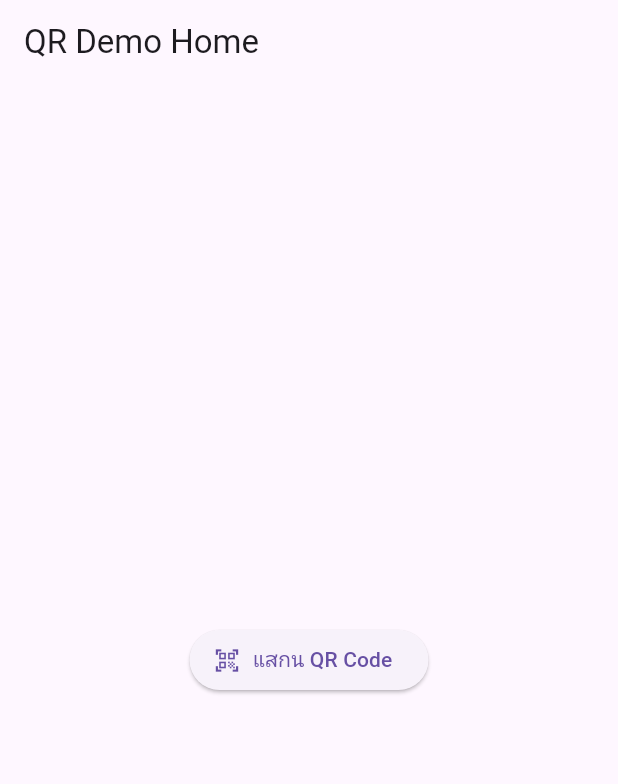
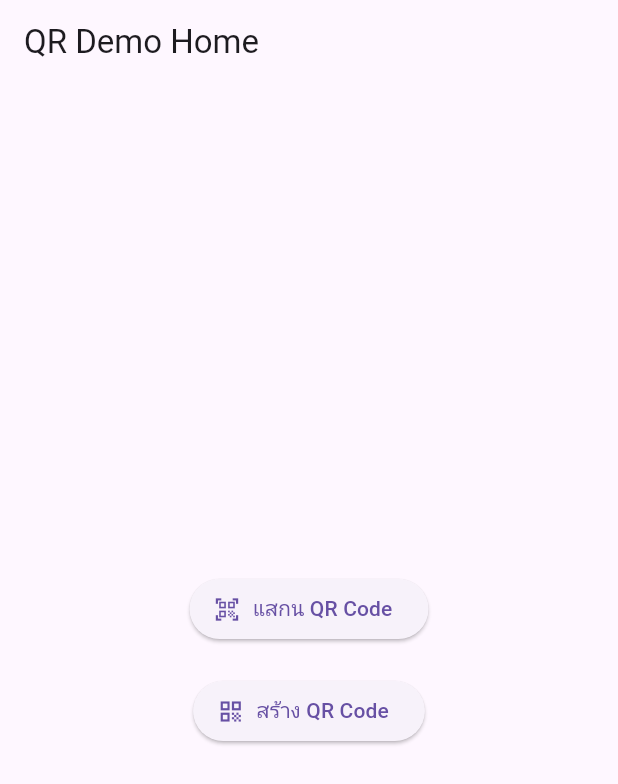
Before and after one commit to princesuke/cc-qr-app1, a Flutter app: the screen it shows after launch, on a phone screen of 412 x 824 dp. Shown: the top 784 px of the screen. Run offline on Flutter 3.47's test engine with Material 3 defaults, Android fonts, the phone set to English and light mode, and no system bars; our stand-ins replace qr_flutter; missing offline and left inert: mobile_scanner.

Commit message:
feat: add gen qr push button

```diff
--- a/lib/screens/home_page.dart
+++ b/lib/screens/home_page.dart
@@ -19,6 +19,14 @@ class HomePage extends StatelessWidget {
               icon: const Icon(Icons.qr_code_scanner),
               label: const Text('แสกน QR Code'),
             ),
+            SizedBox(height: 20),
+            ElevatedButton.icon(
+              onPressed: () {
+                Navigator.pushNamed(context, AppRoutes.genQr);
+              },
+              label: const Text('สร้าง QR Code'),
+              icon: const Icon(Icons.qr_code),
+            ),
           ],
         ),
       ),
```
